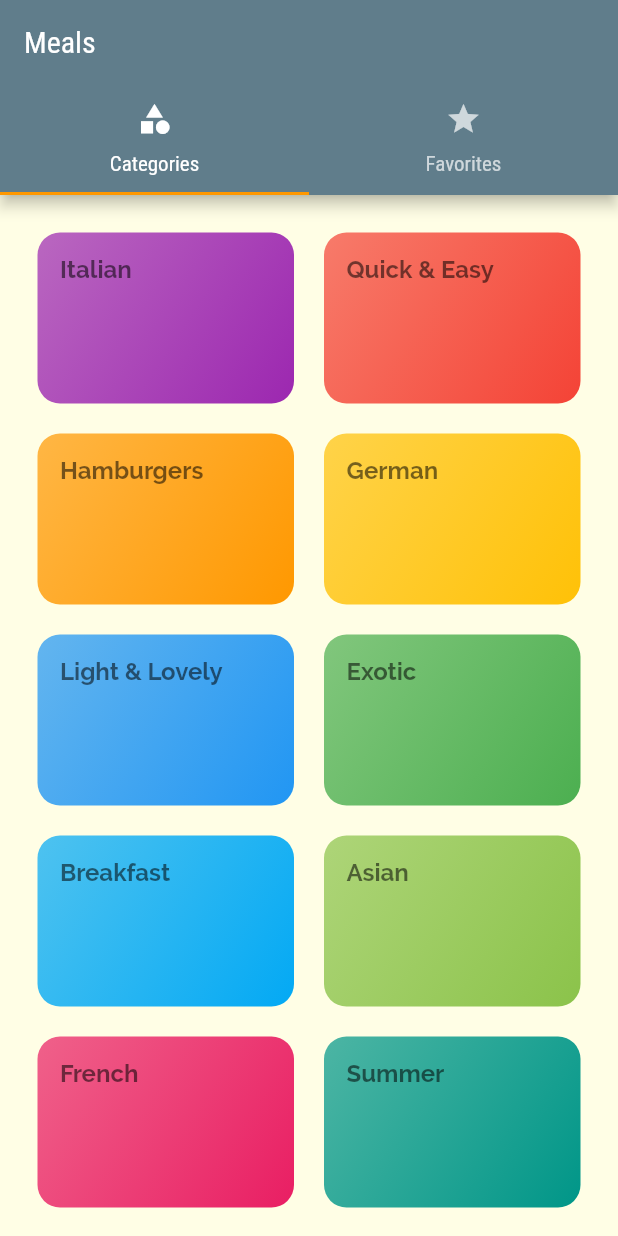
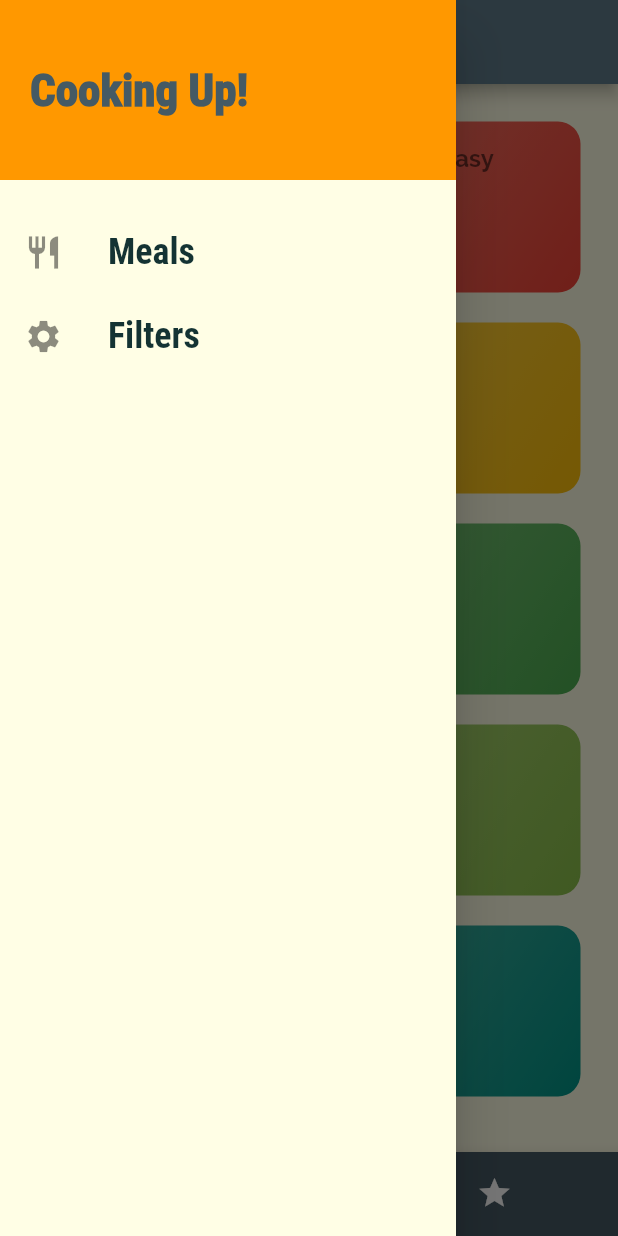
Before and after one commit to Spiritfaer/meals_app, a Flutter app: the screen it shows after launch, with the side drawer open (before the commit the screen has no drawer), on a phone screen of 412 x 824 dp. Run offline on Flutter 3.47's test engine with Material 2 defaults, Android fonts, the phone set to English and light mode, and no system bars.

Commit message:
chached logit tabs to pushNamedRoute, added drawer

```diff
--- a/lib/main.dart
+++ b/lib/main.dart
@@ -1,10 +1,9 @@
 import 'package:flutter/material.dart';
-import 'package:meals_app/screens/tabs_screen.dart';
 
-import './screens/favorites_screen.dart';
-import 'screens/category_meals_screen.dart';
-import 'screens/categories_screen.dart';
-import 'screens/meal_detail_screen.dart';
+import './screens/tabs_screen.dart';
+import './screens/meal_detail_screen.dart';
+import './screens/category_meals_screen.dart';
+import './screens/filters_screen.dart';
 
 void main() {
   runApp(MyApp());
@@ -36,6 +35,7 @@ class MyApp extends StatelessWidget {
         // '/': (ctx) => CategoriesScreen(),
         CategoryMealsScreen.routeName: (ctx) => CategoryMealsScreen(),
         MealDetailScreen.routeName: (ctx) => MealDetailScreen(),
+        FiltersScreen.routeName: (ctx) => FiltersScreen(),
       },
     );
   }
--- a/lib/screens/categories_screen.dart
+++ b/lib/screens/categories_screen.dart
@@ -5,6 +5,7 @@ import '../dummy_data.dart';
 
 class CategoriesScreen extends StatelessWidget {
   const CategoriesScreen({Key key}) : super(key: key);
+  static const String titleScreen = 'Categories';
 
   @override
   Widget build(BuildContext context) {
--- a/lib/screens/favorites_screen.dart
+++ b/lib/screens/favorites_screen.dart
@@ -2,6 +2,8 @@ import 'package:flutter/material.dart';
 
 class FavoritesScreen extends StatelessWidget {
   const FavoritesScreen({Key key}) : super(key: key);
+
+  static const String titleScreen = 'Favorites';
 
   @override
   Widget build(BuildContext context) {
--- /dev/null
+++ b/lib/screens/filters_screen.dart
@@ -0,0 +1,21 @@
+import 'package:flutter/material.dart';
+
+import '../widgets/main_drawer.dart';
+
+class FiltersScreen extends StatelessWidget {
+  const FiltersScreen({Key key}) : super(key: key);
+  static const String routeName = '/filters-screen';
+
+  @override
+  Widget build(BuildContext context) {
+    return Scaffold(
+      appBar: AppBar(
+        title: Text('Filters'),
+      ),
+      drawer: MainDrawer(),
+      body: Center(
+        child: Text("Some filters here!"),
+      ),
+    );
+  }
+}
--- a/lib/screens/tabs_screen.dart
+++ b/lib/screens/tabs_screen.dart
@@ -2,6 +2,7 @@ import 'package:flutter/material.dart';
 
 import './categories_screen.dart';
 import './favorites_screen.dart';
+import '../widgets/main_drawer.dart';
 
 class TabsScreen extends StatefulWidget {
   TabsScreen({Key key}) : super(key: key);
@@ -11,31 +12,52 @@ class TabsScreen extends StatefulWidget {
 }
 
 class _TabsScreenState extends State<TabsScreen> {
+  List<Map<String, Object>> _pages = [
+    {
+      'page': CategoriesScreen(),
+      'title': CategoriesScreen.titleScreen,
+    },
+    {
+      'page': FavoritesScreen(),
+      'title': FavoritesScreen.titleScreen,
+    },
+  ];
+
+  int _selectedPageIndex = 0;
+
+  void _selectedPage(int index) {
+    setState(() {
+      _selectedPageIndex = index;
+    });
+  }
+
   @override
   Widget build(BuildContext context) {
-    return DefaultTabController(
-      length: 2,
-      initialIndex: 0,
-      child: Scaffold(
-        appBar: AppBar(
-          title: Text('Meals'),
-          bottom: TabBar(
-            tabs: [
-              Tab(
-                icon: Icon(Icons.category),
-                text: 'Categories',
-              ),
-              Tab(
-                icon: Icon(Icons.star),
-                text: 'Favorites',
-              ),
-            ],
+    return Scaffold(
+      appBar: AppBar(
+        title: Text(_pages[_selectedPageIndex]['title']),
+      ),
+      body: _pages[_selectedPageIndex]['page'],
+      drawer: MainDrawer(),
+      bottomNavigationBar: BottomNavigationBar(
+        unselectedItemColor: Colors.white,
+        selectedItemColor: Theme.of(context).accentColor,
+        currentIndex: _selectedPageIndex,
+        type: BottomNavigationBarType.shifting,
+        onTap: _selectedPage,
+        backgroundColor: Theme.of(context).primaryColor,
+        items: [
+          BottomNavigationBarItem(
+            backgroundColor: Theme.of(context).primaryColorDark,
+            icon: Icon(Icons.category),
+            label: 'Categories',
           ),
-        ),
-        body: TabBarView(children: [
-          CategoriesScreen(),
-          FavoritesScreen(),
-        ]),
+          BottomNavigationBarItem(
+            backgroundColor: Theme.of(context).primaryColor,
+            icon: Icon(Icons.star),
+            label: 'Favorite',
+          ),
+        ],
       ),
     );
   }
--- /dev/null
+++ b/lib/widgets/main_drawer.dart
@@ -0,0 +1,67 @@
+import 'package:flutter/material.dart';
+
+import '../screens/filters_screen.dart';
+
+class MainDrawer extends StatelessWidget {
+  const MainDrawer({Key key}) : super(key: key);
+
+  Widget _buildListTile({String title, IconData icon, Function tapHandler}) {
+    return ListTile(
+      leading: Icon(
+        icon,
+        size: 26,
+      ),
+      title: Text(
+        title,
+        style: TextStyle(
+          fontFamily: 'RobotoCondensed',
+          fontSize: 24,
+          fontWeight: FontWeight.bold,
+        ),
+      ),
+      onTap: () => tapHandler(),
+    );
+  }
+
+  @override
+  Widget build(BuildContext context) {
+    return Drawer(
+      child: Column(
+        children: [
+          Container(
+            height: 120,
+            width: double.infinity,
+            padding: const EdgeInsets.all(20),
+            alignment: Alignment.centerLeft,
+            color: Theme.of(context).accentColor,
+            child: Text(
+              'Cooking Up!',
+              style: TextStyle(
+                fontWeight: FontWeight.w900,
+                fontSize: 30,
+                color: Theme.of(context).primaryColorDark,
+              ),
+            ),
+          ),
+          SizedBox(
+            height: 20,
+          ),
+          _buildListTile(
+            title: 'Meals',
+            icon: Icons.restaurant,
+            tapHandler: () {
+              Navigator.of(context).pushNamed('/');
+            },
+          ),
+          _buildListTile(
+            title: 'Filters',
+            icon: Icons.settings,
+            tapHandler: () {
+              Navigator.of(context).pushNamed(FiltersScreen.routeName);
+            },
+          ),
+        ],
+      ),
+    );
+  }
+}
```
